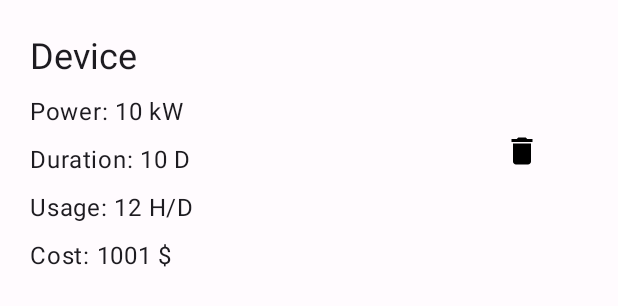
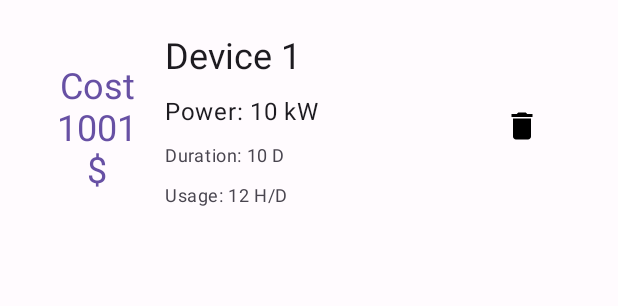
Before and after one commit to Sory-Noroc/ElectricCalculator, an Android app: the layout device_item.xml on its own in the app's theme, with its tools: preview values and no code run, on a phone screen of 412 x 824 dp. Shown: the top 306 px of the screen. Run offline under Robolectric (Android 15) with nearby library versions, the phone set to English and light mode, and no system bars.

Commit message:
Made design look way better

```diff
--- a/app/src/main/java/com/sorychan/elecalc/ui/DevicesFragment.kt
+++ b/app/src/main/java/com/sorychan/elecalc/ui/DevicesFragment.kt
@@ -7,8 +7,6 @@ import android.view.View
 import android.view.ViewGroup
 import androidx.fragment.app.Fragment
 import androidx.fragment.app.activityViewModels
-import androidx.fragment.app.viewModels
-import androidx.lifecycle.ViewModelProvider
 import androidx.recyclerview.widget.LinearLayoutManager
 import androidx.recyclerview.widget.RecyclerView
 import com.sorychan.elecalc.adapters.DeviceAdapter
@@ -32,7 +30,6 @@ class DevicesFragment : Fragment() {
         container: ViewGroup?,
         savedInstanceState: Bundle?
     ): View {
-
         _binding = FragmentDevicesBinding.inflate(inflater, container, false)
         return binding.root
     }
@@ -47,7 +44,7 @@ class DevicesFragment : Fragment() {
             adapter.submitList(it)
             Log.i(TAG, "Observing list: $it")
         }
-
+        // Currency changes for every item instead of changing only for next items that will be added
         if (viewModel.deviceList.value?.isEmpty() == true) {
             Log.i(TAG, "Empty list")
             binding.textNoDevices.visibility = View.VISIBLE
--- a/app/src/main/res/layout/device_item.xml
+++ b/app/src/main/res/layout/device_item.xml
@@ -9,22 +9,35 @@
     android:layout_marginRight="10dp"
     xmlns:app="http://schemas.android.com/apk/res-auto">
 
+    <TextView
+        android:id="@+id/cost_text"
+        style="@style/TextAppearance.AppCompat.Headline"
+        android:textColor="@color/md_theme_light_primary"
+        android:layout_width="90dp"
+        android:layout_height="wrap_content"
+        android:gravity="center"
+        android:padding="10dp"
+        app:layout_constraintBottom_toBottomOf="parent"
+        app:layout_constraintLeft_toLeftOf="parent"
+        app:layout_constraintTop_toTopOf="parent"
+        tools:text="Cost\n1001\n$" />
+
     <LinearLayout
         android:layout_width="wrap_content"
         android:layout_height="wrap_content"
         android:orientation="vertical"
-        app:layout_constraintTop_toTopOf="parent"
-        app:layout_constraintLeft_toLeftOf="parent">
+        app:layout_constraintLeft_toRightOf="@id/cost_text"
+        app:layout_constraintTop_toTopOf="parent">
 
         <TextView
+            android:id="@+id/name_text"
             style="@style/TextAppearance.AppCompat.Headline"
-        android:id="@+id/name_text"
             android:layout_width="wrap_content"
             android:layout_height="wrap_content"
             android:layout_marginBottom="10dp"
+            app:layout_constraintLeft_toLeftOf="parent"
             app:layout_constraintTop_toTopOf="parent"
-        app:layout_constraintLeft_toLeftOf="parent"
-        tools:text="Device"/>
+            tools:text="Device 1" />
 
         <TextView
             android:id="@+id/power_text"
@@ -35,27 +48,21 @@
             tools:text="Power: 10 kW" />
 
         <TextView
-        style="@style/TextAppearance.Material3.BodyLarge"
             android:id="@+id/duration_text"
+            style="@style/TextAppearance.Material3.BodySmall"
             android:layout_width="wrap_content"
             android:layout_height="wrap_content"
             android:layout_marginBottom="10dp"
-        tools:text="Duration: 10 D"/>
+            tools:text="Duration: 10 D" />
 
         <TextView
-        style="@style/TextAppearance.Material3.BodyLarge"
             android:id="@+id/usage_text"
+            style="@style/TextAppearance.Material3.BodySmall"
             android:layout_width="wrap_content"
             android:layout_height="wrap_content"
             android:layout_marginBottom="10dp"
-        tools:text="Usage: 12 H/D"/>
+            tools:text="Usage: 12 H/D" />
 
-        <TextView
-            style="@style/TextAppearance.Material3.BodyLarge"
-            android:id="@+id/cost_text"
-            android:layout_width="wrap_content"
-            android:layout_height="wrap_content"
-            tools:text="Cost: 1001 $"/>
     </LinearLayout>
 
     <ImageButton
--- a/app/src/main/res/layout/nav_header_main.xml
+++ b/app/src/main/res/layout/nav_header_main.xml
@@ -21,15 +21,16 @@
         app:srcCompat="@mipmap/ic_launcher_round" />
 
     <TextView
+        style="@style/TextAppearance.AppCompat.Headline"
         android:layout_width="match_parent"
         android:layout_height="wrap_content"
         android:paddingTop="@dimen/nav_header_vertical_spacing"
-        android:text="@string/nav_header_title"
+        android:text="@string/elecost"
         android:textAppearance="@style/TextAppearance.AppCompat.Body1" />
 
     <TextView
         android:id="@+id/textView"
         android:layout_width="wrap_content"
         android:layout_height="wrap_content"
-        android:text="@string/nav_header_subtitle" />
+        android:text="@string/calculate_your_electric_costs" />
 </LinearLayout>
--- a/app/src/main/res/values/strings.xml
+++ b/app/src/main/res/values/strings.xml
@@ -2,8 +2,6 @@
     <string name="app_name">Elecalc</string>
     <string name="navigation_drawer_open">Open navigation drawer</string>
     <string name="navigation_drawer_close">Close navigation drawer</string>
-    <string name="nav_header_title">Android Studio</string>
-    <string name="nav_header_subtitle">android.studio@android.com</string>
     <string name="nav_header_desc">Navigation header</string>
     <string name="action_settings">Settings</string>
 
@@ -32,5 +30,7 @@
     <string name="power_string">Power: %d %s</string>
     <string name="duration_string">Duration: %d %s</string>
     <string name="usage_string">Usage: %d %s</string>
-    <string name="cost_string">Cost: %d %s</string>
+    <string name="cost_string">Cost\n%d %s</string>
+    <string name="calculate_your_electric_costs">Calculate your electric costs</string>
+    <string name="elecost">EleCost</string>
 </resources>
```
Lines whose indentation alone changed are shown as unchanged.
